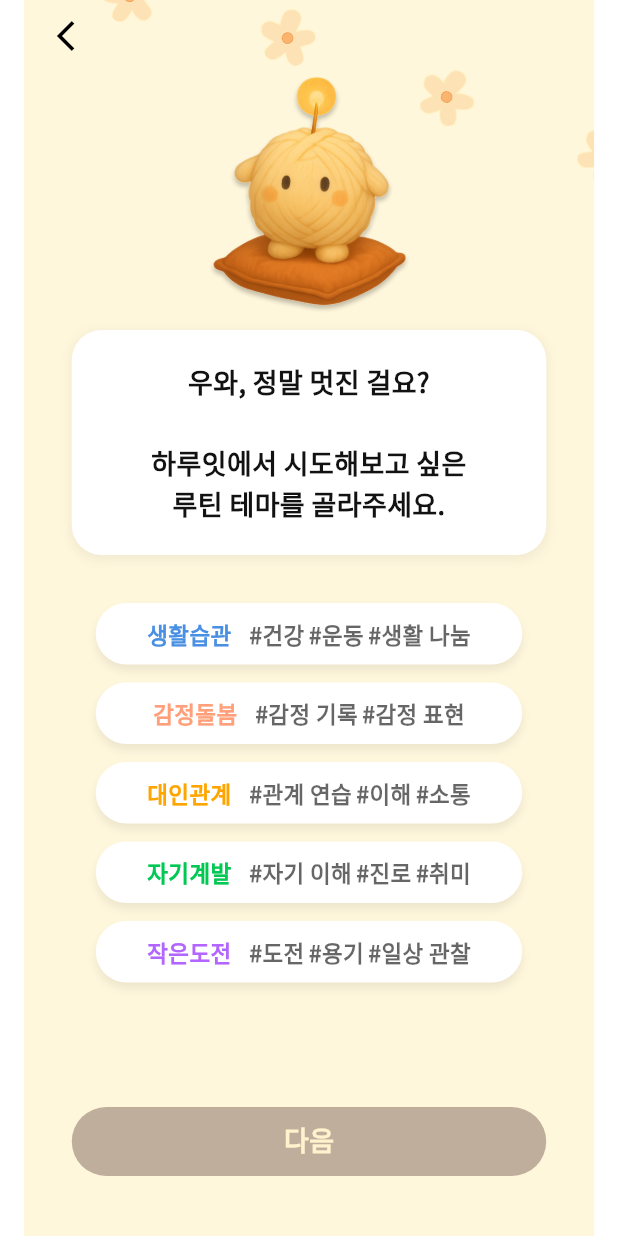
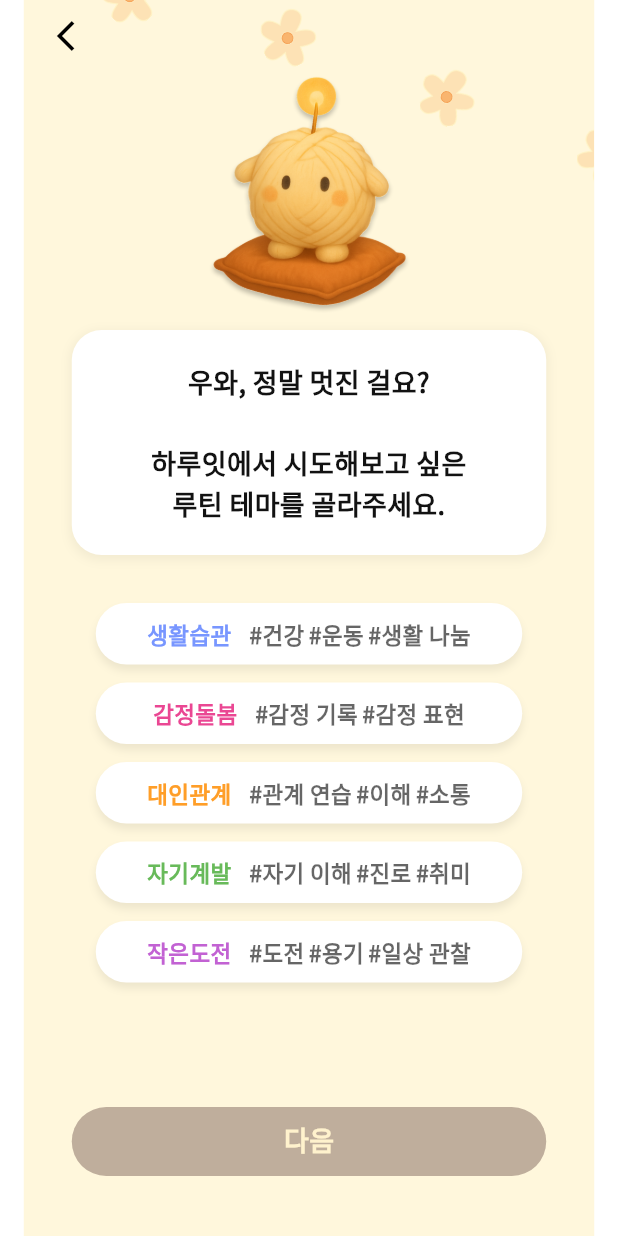
Before and after one commit to social-megaphone/flutter, a Flutter app: the AfterOnboardingMain screen opened directly, item 3 of the bottom bar chosen, scrolled down 250 dp, after a tap on "다음", on a phone screen of 412 x 824 dp. Run offline on Flutter 3.47's test engine with Material 3 defaults, Android fonts, the phone set to English and light mode, and no system bars; our stand-ins replace cloud_firestore, firebase_core, flutter_keyboard_visibility, flutter_secure_storage, hive_flutter, image_picker and 1 more; missing offline and left inert: flutter_inner_shadow; accounts and stored records are empty; generated files the repository leaves out were written again; network calls fail.

Commit message:
05/18 21:00

```diff
--- a/lib/onboarding/onboarding_screen_three.dart
+++ b/lib/onboarding/onboarding_screen_three.dart
@@ -52,27 +52,27 @@ class _OnboardingScreenThreeState extends State<OnboardingScreenThree> {
               children: [
                 _buildCategoryItem(
                   themeName: '생활습관',
-                  color: const Color(0xFF4A90E2),
+                  color: const Color(0xFF7896FF),
                   hashtags: ['#건강', '#운동', '#생활 나눔'],
                 ),
                 _buildCategoryItem(
                   themeName: '감정돌봄',
-                  color: const Color(0xFFFFA07A),
+                  color: const Color(0xFFEA4793),
                   hashtags: ['#감정 기록', '#감정 표현'],
                 ),
                 _buildCategoryItem(
                   themeName: '대인관계',
-                  color: const Color(0xFFFFA500),
+                  color: const Color(0xFFFF9E28),
                   hashtags: ['#관계 연습', '#이해', '#소통'],
                 ),
                 _buildCategoryItem(
                   themeName: '자기계발',
-                  color: const Color(0xFF00C853),
+                  color: const Color(0xFF68BA5A),
                   hashtags: ['#자기 이해', '#진로', '#취미'],
                 ),
                 _buildCategoryItem(
                   themeName: '작은도전',
-                  color: const Color(0xFFB266FF),
+                  color: const Color(0xFFC262D3),
                   hashtags: ['#도전', '#용기', '#일상 관찰'],
                 ),
               ],
--- a/lib/routine/routine_screen_one.dart
+++ b/lib/routine/routine_screen_one.dart
@@ -133,7 +133,7 @@ class _RoutineScreenOneState extends State<RoutineScreenOne> {
 
           // 3장 초과 선택된 경우 알림
           if (validFiles.length > 3) {
-            CustomSnackBar.show(context, '최대 3장까지만 선택 가능합니다. 처음 3장이 선택되었습니다.');
+            CustomSnackBar.show(context, '최대 3장까지만 선택 가능합니다.\n처음 3장이 선택되었습니다.');
           }
         }
       }
@@ -770,8 +770,9 @@ class _RoutineScreenOneState extends State<RoutineScreenOne> {
                         await storeSogam(_reflectionController.text.trim());
 
                         // 유저 등록.
-                        // 근데, 등록이 되어있으면 루틴로그만 등록하게 바꿔야 함.
+                        // 근데, 등록이 되어있으면 루틴로그만 등록.
                         await registerUser();
+
                         if (goalDate == "1") {
                           Navigator.of(parentContext).pushReplacement(
                             Routing.customPageRouteBuilder(RoutineScreenTwo(
--- a/lib/widgets.dart
+++ b/lib/widgets.dart
@@ -159,7 +159,7 @@ class CustomSnackBar {
         margin: EdgeInsets.only(
           left: 16,
           right: 16,
-          bottom: 58, // 네비게이션 바 위로 올리기
+          bottom: (message == "남겨주신 사진과 소감을 저장하고 있어요\n조금만 기다려주세요") ? 300 : 58, // 네비게이션 바 위로 올리기
           top: 16,
         ),
       ),
```
Also changed, not shown: lib/onboarding/onboarding_screen_four.dart (+8 -8 lines).
